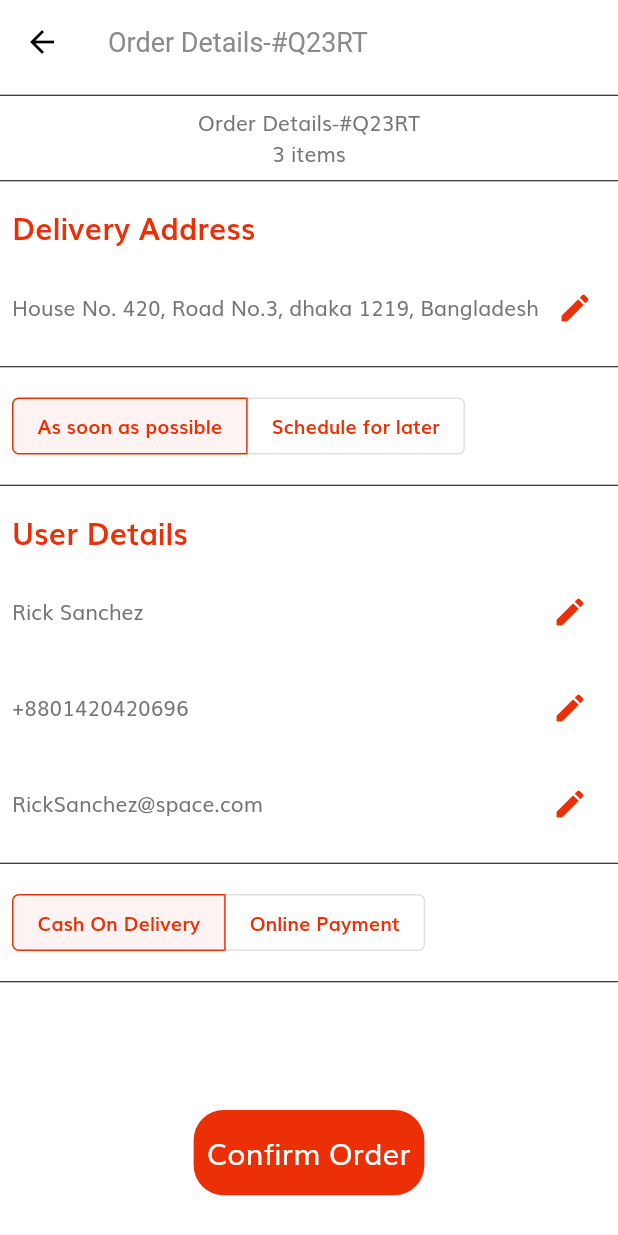
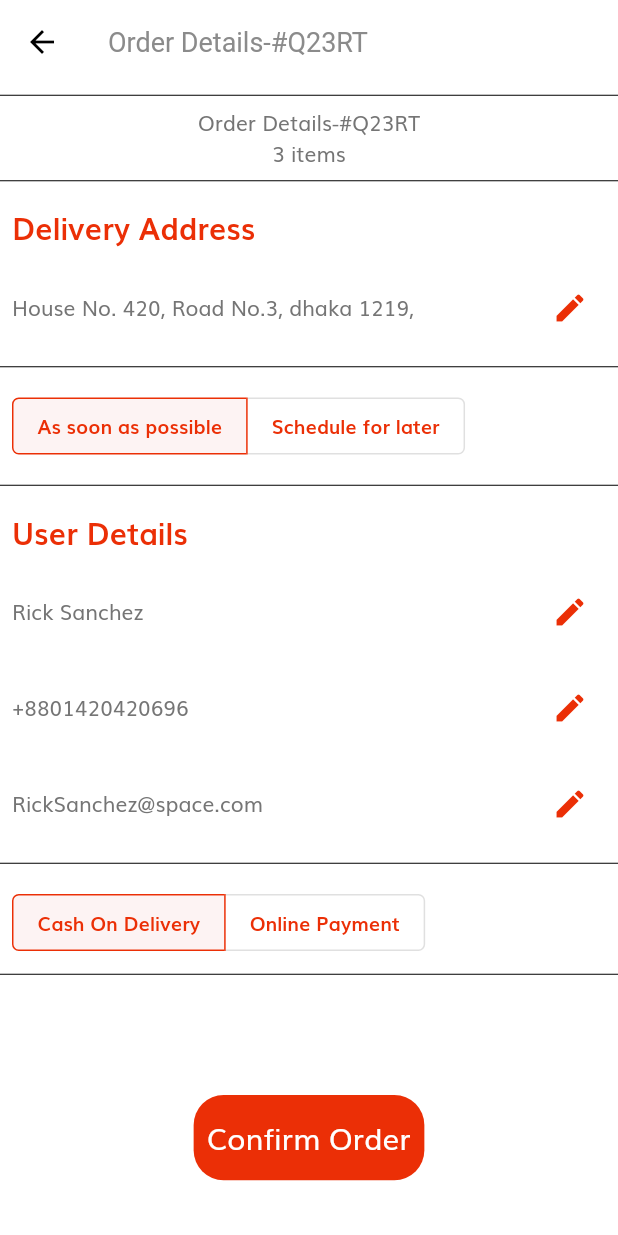
Before and after one commit to rezaJOY/Online-RC-Drone-Kits-Shop, a Flutter app: the orderdetails screen opened directly, on a phone screen of 412 x 824 dp. Run offline on Flutter 3.47's test engine with Material 2 defaults, Android fonts, the phone set to English and light mode, and no system bars; our stand-ins replace flutter_svg.

Commit message:
Add files via upload

```diff
--- a/lib/routes.dart
+++ b/lib/routes.dart
@@ -5,10 +5,12 @@ import 'package:shop_app/screens/details/details_screen.dart';
 import 'package:shop_app/screens/forgot_password/forgot_password_screen.dart';
 import 'package:shop_app/screens/home/home_screen.dart';
 import 'package:shop_app/screens/login_success/login_success_screen.dart';
+import 'package:shop_app/screens/message/messages.dart';
 import 'package:shop_app/screens/otp/otp_screen.dart';
 import 'package:shop_app/screens/profile/profile_screen.dart';
 import 'package:shop_app/screens/sign_in/sign_in_screen.dart';
 import 'package:shop_app/screens/splash/splash_screen.dart';
+import 'package:shop_app/screens/wishlist/wish_list.dart';
 
 import 'screens/sign_up/sign_up_screen.dart';
 
@@ -26,4 +28,7 @@ final Map<String, WidgetBuilder> routes = {
   DetailsScreen.routeName: (context) => DetailsScreen(),
   CartScreen.routeName: (context) => CartScreen(),
   ProfileScreen.routeName: (context) => ProfileScreen(),
+  wishlist.routeName: (context) => wishlist(),
+  messages.routeName: (context) => messages(),
+
 };
--- a/lib/screens/cart/components/orderdetails.dart
+++ b/lib/screens/cart/components/orderdetails.dart
@@ -19,7 +19,8 @@ class orderdetails extends StatelessWidget {
       appBar: AppBar(
         title: Text('Order Details-#Q23RT'),
       ),
-      body: Column(
+      body: SingleChildScrollView(
+        child: Column(
          crossAxisAlignment: CrossAxisAlignment.start,
           children: <Widget>[
 
@@ -43,7 +44,7 @@ class orderdetails extends StatelessWidget {
               child: Row(
                 mainAxisAlignment: MainAxisAlignment.spaceBetween,
                 children: <Widget>[
-                Text('House No. 420, Road No.3, dhaka 1219, Bangladesh'),
+                  Text('House No. 420, Road No.3, dhaka 1219,'),
                   IconButton(onPressed: (){}, icon: Icon(Icons.edit), color: Color(0xFFeb2f06),),
                 ],
               ),
@@ -183,7 +184,7 @@ class orderdetails extends StatelessWidget {
             //divider
             Divider(
               color: Colors.black,
-            height: 15,
+              height: 5,
             ),
 
             SizedBox(height: 70),
@@ -213,6 +214,7 @@ class orderdetails extends StatelessWidget {
 
 
         ),
+      ),
 
 
 
--- a/lib/screens/cart/components/trackorder.dart
+++ b/lib/screens/cart/components/trackorder.dart
@@ -95,6 +95,7 @@ class _trackorderState extends State<trackorder> {
         title: Center(child: Text("Track Order")),
       ),
       body: SafeArea(
+        child: SingleChildScrollView(
           child: Column(
             children: [
               Column(
@@ -399,6 +400,7 @@ class _trackorderState extends State<trackorder> {
             ],
           ),
         ),
+      ),
 
 
 
--- a/lib/screens/home/components/home_header.dart
+++ b/lib/screens/home/components/home_header.dart
@@ -1,5 +1,6 @@
 import 'package:flutter/material.dart';
 import 'package:shop_app/screens/cart/cart_screen.dart';
+import 'package:shop_app/screens/home/components/notification.dart';
 
 import '../../../size_config.dart';
 import 'icon_btn_with_counter.dart';
@@ -26,7 +27,7 @@ class HomeHeader extends StatelessWidget {
           IconBtnWithCounter(
             svgSrc: "assets/icons/Bell.svg",
             numOfitem: 3,
-            press: () {},
+            press: () {Navigator.push(context, MaterialPageRoute(builder: (context) => notification()));},
           ),
         ],
       ),
--- a/lib/screens/splash/components/body.dart
+++ b/lib/screens/splash/components/body.dart
@@ -17,11 +17,11 @@ class _BodyState extends State<Body> {
   List<Map<String, String>> splashData = [
     {
       "text": "Welcome to RC Drone Kit Shop, Let’s shop!",
-      "image": "assets/images/splash1.png"
+      "image": "assets/images/drone1.png"
     },
     {
       "text":
-          "We help people to connect with store \nAround Bangladesh",
+          "We help Students with Drone supplies \nAround Bangladesh",
       "image": "assets/images/splash2.png"
     },
     {
```
Also changed, not shown: lib/components/coustom_bottom_nav_bar.dart (+12 -4 lines), lib/screens/home/components/notification.dart (added, +25 -0 lines), lib/screens/message/messages.dart (added, +32 -0 lines), lib/screens/wishlist/wish_list.dart (added, +29 -0 lines). Lines whose indentation alone changed are shown as unchanged.
